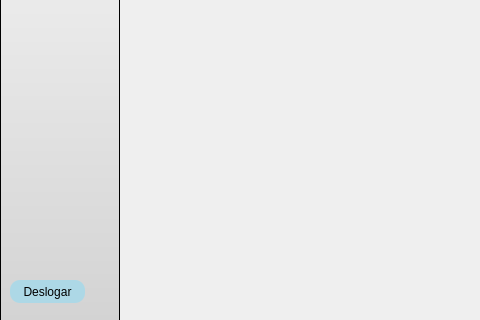
Above: telas/pesquisa_dica.ui from JorgeLuis8/Trabalho-POO-II before the change; both pictures show x 0 to 480 and y 280 to 600 of the 800 by 600 pixel window. Below: the same form after it.
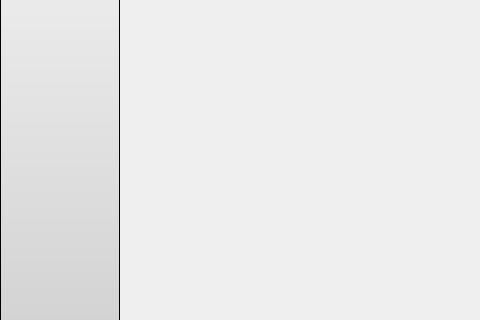
That is the form after the change.

Diff of the .ui file:
```diff
--- a/telas/pesquisa_dica.ui
+++ b/telas/pesquisa_dica.ui
@@ -69,30 +69,6 @@
       <string>Cadastrar Dicas</string>
      </property>
     </widget>
-    <widget class="QPushButton" name="voltar">
-     <property name="geometry">
-      <rect>
-       <x>10</x>
-       <y>560</y>
-       <width>75</width>
-       <height>23</height>
-      </rect>
-     </property>
-     <property name="styleSheet">
-      <string notr="true">QPushButton {
-    background-color:  #add8e6;
-    border-radius: 10px;
-}
-
-QPushButton:hover {
-    background-color:#AABAF2 ;
-}
-</string>
-     </property>
-     <property name="text">
-      <string>Deslogar</string>
-     </property>
-    </widget>
     <widget class="QPushButton" name="pushButton_2">
      <property name="geometry">
       <rect>
```
